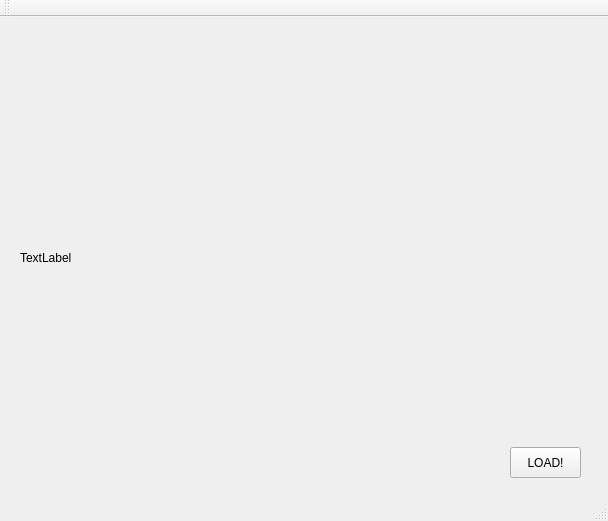
DropwisePop/untitled_greymask, file mainwindow.ui: the form before one commit.
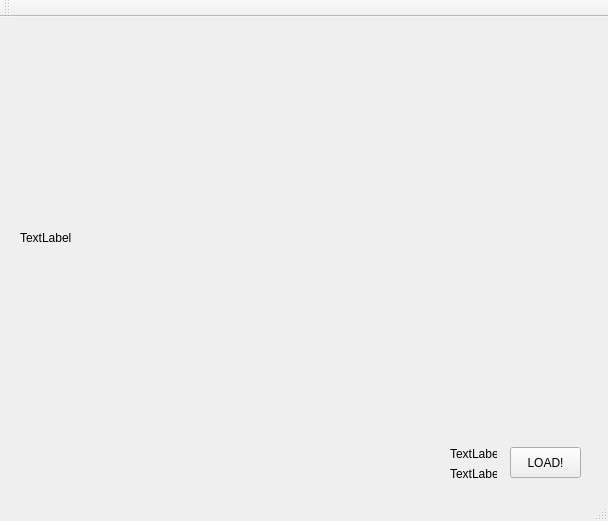
The form after the commit.

```diff
--- a/mainwindow.ui
+++ b/mainwindow.ui
@@ -33,7 +33,33 @@
       <x>20</x>
       <y>20</y>
       <width>561</width>
-      <height>441</height>
+      <height>401</height>
+     </rect>
+    </property>
+    <property name="text">
+     <string>TextLabel</string>
+    </property>
+   </widget>
+   <widget class="QLabel" name="floorLabel">
+    <property name="geometry">
+     <rect>
+      <x>450</x>
+      <y>450</y>
+      <width>47</width>
+      <height>13</height>
+     </rect>
+    </property>
+    <property name="text">
+     <string>TextLabel</string>
+    </property>
+   </widget>
+   <widget class="QLabel" name="ceilingLabel">
+    <property name="geometry">
+     <rect>
+      <x>450</x>
+      <y>430</y>
+      <width>47</width>
+      <height>13</height>
      </rect>
     </property>
     <property name="text">
```
Left out of the diff: 2 changed lines with no effect on the pictures.
